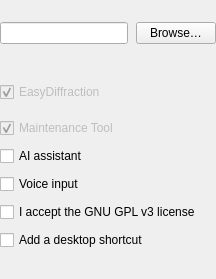
enhantica/edi, file tools/installer/AssistantForm.ui: the form before one commit.
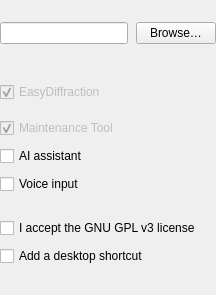
The form after the commit.

Commit message: Check the staged speech model against its pin and show its description

Diff of the .ui file:
```diff
--- a/tools/installer/AssistantForm.ui
+++ b/tools/installer/AssistantForm.ui
@@ -369,9 +369,10 @@
      <property name="visible">
       <bool>false</bool>
      </property>
-     <layout class="QHBoxLayout" name="VoiceRow">
+     <!-- The check box row, then the component's one-line description under its text (Installer.qs). -->
+     <layout class="QVBoxLayout" name="VoiceColumn">
       <property name="spacing">
-       <number>8</number>
+       <number>2</number>
       </property>
       <property name="leftMargin">
        <number>0</number>
@@ -386,6 +387,11 @@
        <number>0</number>
       </property>
       <item>
+       <layout class="QHBoxLayout" name="VoiceRow">
+        <property name="spacing">
+         <number>8</number>
+        </property>
+        <item>
        <widget class="QCheckBox" name="VoiceCheckBox">
         <property name="text">
          <string>Voice input</string>
@@ -401,6 +407,23 @@
       </item>
       <item>
        <widget class="QLabel" name="VoiceSizeLabel"/>
+        </item>
+       </layout>
+      </item>
+      <item>
+       <widget class="QLabel" name="VoiceDescription">
+        <!-- 12 px text, one 16 px line on Windows (package.py, WizardDefaultHeight). Indented to the check box's
+             text: its 6 px margin, the 16 px box and the 7 px spacing (Installer.qss). -->
+        <property name="styleSheet">
+         <string notr="true">font-size: 12px;</string>
+        </property>
+        <property name="indent">
+         <number>29</number>
+        </property>
+        <property name="wordWrap">
+         <bool>true</bool>
+        </property>
+       </widget>
       </item>
      </layout>
     </widget>
```
Lines whose indentation alone changed are shown as unchanged. The commit also changes 5 other files.
